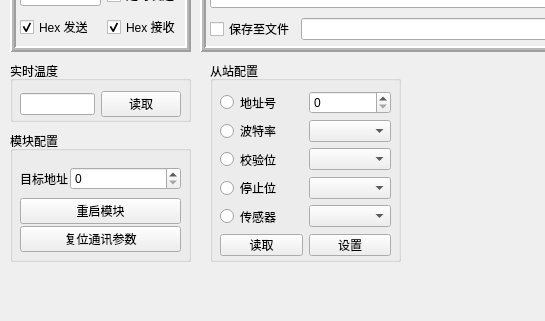
The window that form/frmcomtool.ui (KingChenFY/SerialPortTool) describes before a commit, drawn with Qt 5; both pictures show x 0 to 545 and y 279 to 600 of the 800 by 600 pixel window.
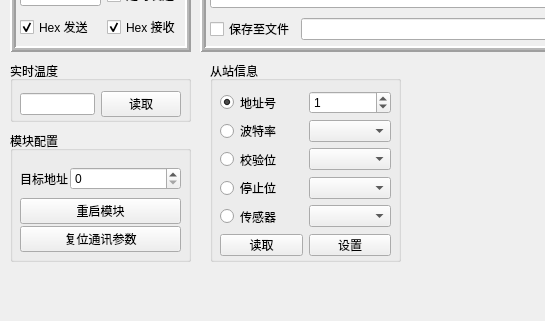
The same window after the commit.

Commit message: 增加RS68温度变送器从站信息读取功能，整合数据解析打包函数

The edit to the form file:
```diff
--- a/form/frmcomtool.ui
+++ b/form/frmcomtool.ui
@@ -342,7 +342,7 @@
     </rect>
    </property>
    <property name="title">
-    <string>从站配置</string>
+    <string>从站信息</string>
    </property>
    <widget class="QWidget" name="gridLayoutWidget_2">
     <property name="geometry">
@@ -358,7 +358,11 @@
       <number>6</number>
      </property>
      <item row="0" column="1">
-      <widget class="QSpinBox" name="SpinBox_SlaveAddrNum"/>
+      <widget class="QSpinBox" name="SpinBox_SlaveAddrNum">
+       <property name="value">
+        <number>1</number>
+       </property>
+      </widget>
      </item>
      <item row="2" column="1">
       <widget class="QComboBox" name="comboBox_2"/>
@@ -388,6 +392,9 @@
        <property name="text">
         <string>地址号</string>
        </property>
+       <property name="checked">
+        <bool>true</bool>
+       </property>
       </widget>
      </item>
      <item row="3" column="0">
```
Left out of the diff: 26 changed lines with no effect on the pictures. The commit also changes 7 other files.
